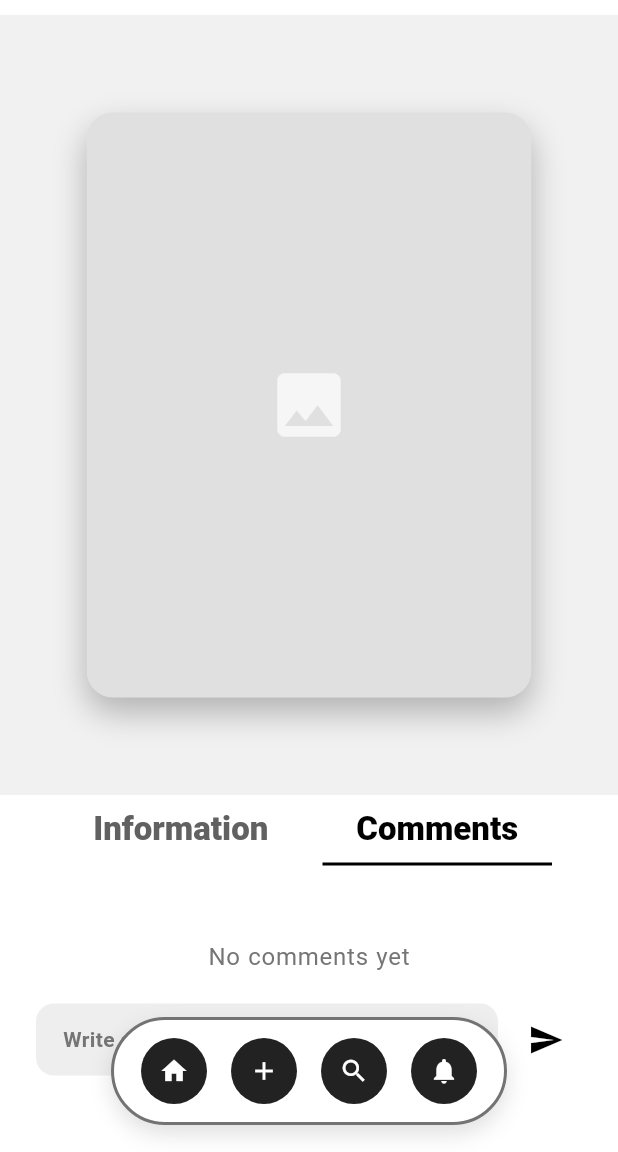
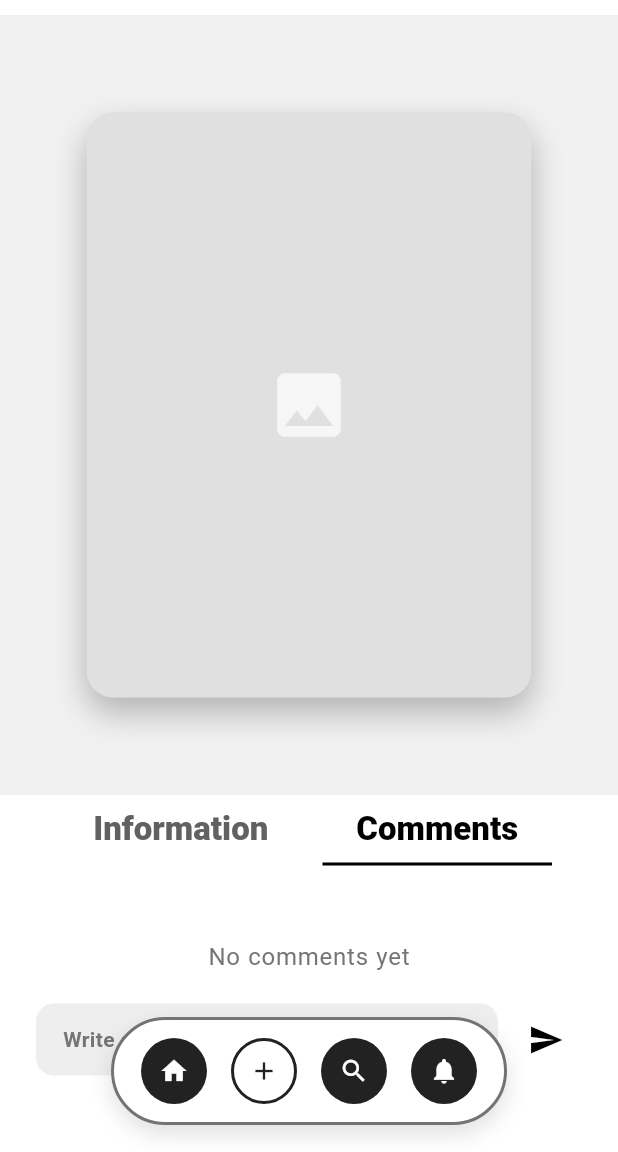
Before and after one commit to Waddles-is-BEST/DAEsign, a Flutter app: the DaeSignPostCommentsPage screen opened directly, on a phone screen of 412 x 824 dp, the part 84-1236 px from its top. Run offline on Flutter 3.47's test engine with Material 3 defaults, Android fonts, the phone set to English and light mode, and no system bars; our stand-ins replace cloud_firestore, firebase_auth, firebase_core, google_fonts, google_sign_in, image_picker; accounts and stored records are empty.

Commit message:
Fixed navbar not working. Changed routing from per page to the specific navbar dart file.

```diff
--- a/lib/daesign_navcircle.dart
+++ b/lib/daesign_navcircle.dart
@@ -1,18 +1,58 @@
 import 'package:flutter/material.dart';
+import 'daesign_home.dart';
+import 'daesign_create.dart';
+import 'daesign_search.dart';
+
+enum DaeSignNavTarget {
+  home,
+  create,
+  search,
+  alerts,
+}
 
 class DaeSignNavCircle extends StatelessWidget {
   const DaeSignNavCircle({
     super.key,
     required this.icon,
     required this.label,
-    required this.onTap,
+    required this.target,
     this.selected = false,
   });
 
   final IconData icon;
   final String label;
-  final VoidCallback onTap;
+  final DaeSignNavTarget target;
   final bool selected;
+
+  void _handleTap(BuildContext context) {
+    if (selected) return;
+
+    switch (target) {
+      case DaeSignNavTarget.home:
+        Navigator.pushReplacement(
+          context,
+          MaterialPageRoute(builder: (context) => const DaeSignHomePage()),
+        );
+        break;
+      case DaeSignNavTarget.create:
+        Navigator.pushReplacement(
+          context,
+          MaterialPageRoute(builder: (context) => const DaeSignCreatePage()),
+        );
+        break;
+      case DaeSignNavTarget.search:
+        Navigator.pushReplacement(
+          context,
+          MaterialPageRoute(builder: (context) => const DaeSignSearchPage()),
+        );
+        break;
+      case DaeSignNavTarget.alerts:
+        ScaffoldMessenger.of(context).showSnackBar(
+          const SnackBar(content: Text('Alerts tapped')),
+        );
+        break;
+    }
+  }
 
   @override
   Widget build(BuildContext context) {
@@ -22,9 +62,11 @@ class DaeSignNavCircle extends StatelessWidget {
         ? Border.all(color: Colors.black87, width: 2)
         : null;
 
-
-    return GestureDetector(
-      onTap: onTap,
+    return Semantics(
+      button: true,
+      label: label,
+      child: GestureDetector(
+        onTap: () => _handleTap(context),
         child: Container(
           width: 44,
           height: 44,
@@ -35,6 +77,7 @@ class DaeSignNavCircle extends StatelessWidget {
           ),
           child: Icon(icon, color: iconColor, size: 20),
         ),
+      ),
     );
   }
 }
--- a/lib/daesign_post_comments.dart
+++ b/lib/daesign_post_comments.dart
@@ -410,13 +410,34 @@ class _DaeSignPostCommentsPageState extends State<DaeSignPostCommentsPage> {
                   child: Row(
                     mainAxisSize: MainAxisSize.min,
                     children: [
-                      DaeSignNavCircle(icon: Icons.home, label: 'Home', selected: false, onTap: () {}),
-                      SizedBox(width: 16),
-                      DaeSignNavCircle(icon: Icons.add, label: 'Add', selected: false, onTap: () {}),
-                      SizedBox(width: 16),
-                      DaeSignNavCircle(icon: Icons.search, label: 'Search', selected: false, onTap: () {}),
-                      SizedBox(width: 16),
-                      DaeSignNavCircle(icon: Icons.notifications, label: 'Alerts', selected: false, onTap: () {}),
+                      DaeSignNavCircle(
+                        icon: Icons.home,
+                        label: 'Home',
+                        target: DaeSignNavTarget.home,
+                        selected: false,
+                      ),
+                      const SizedBox(width: 16),
+                      DaeSignNavCircle(
+                        icon: Icons.add,
+                        label: 'Add',
+                        target: DaeSignNavTarget.create,
+                        selected: true,
+                      ),
+                      const SizedBox(width: 16),
+                      DaeSignNavCircle(
+                        icon: Icons.search,
+                        label: 'Search',
+                        target: DaeSignNavTarget.search,
+                        selected: false,
+                      ),
+                      const SizedBox(width: 16),
+                      DaeSignNavCircle(
+                        icon: Icons.notifications,
+                        label: 'Alerts',
+                        target: DaeSignNavTarget.alerts,
+                        selected: false,
+                      ),
+
                     ],
                   ),
                 ),
```
Also changed, not shown: lib/daesign_create.dart (+28 -12 lines), lib/daesign_home.dart (+35 -26 lines), lib/daesign_post_information.dart (+28 -7 lines), lib/daesign_search.dart (+25 -14 lines). Lines whose indentation alone changed are shown as unchanged.
